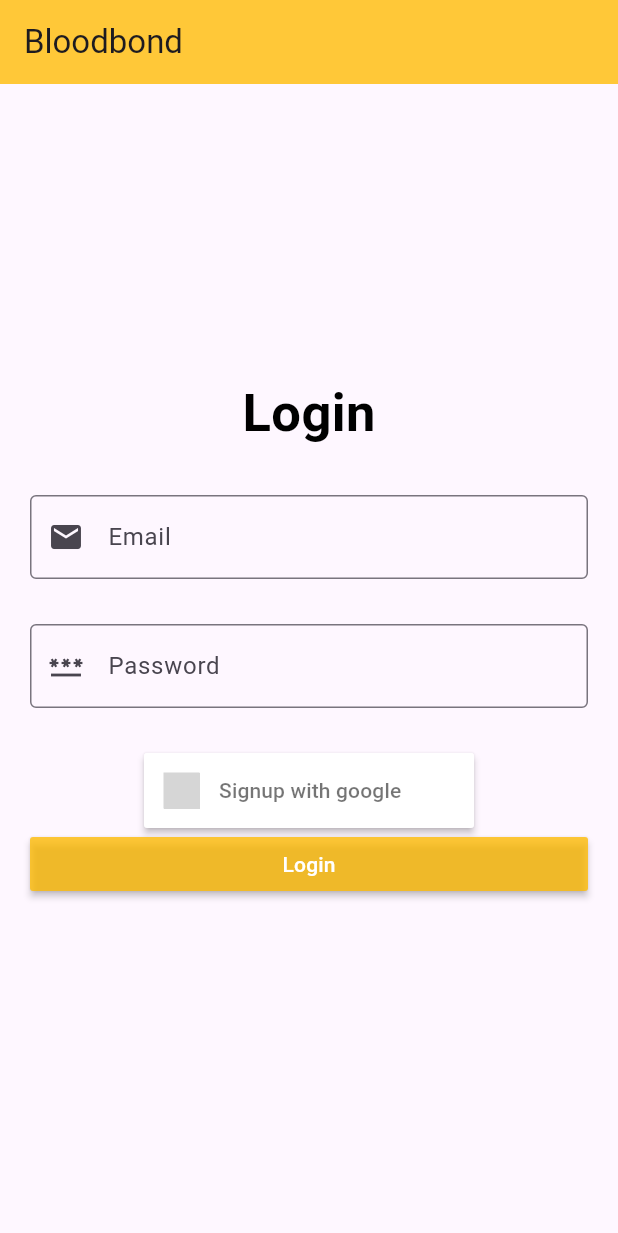
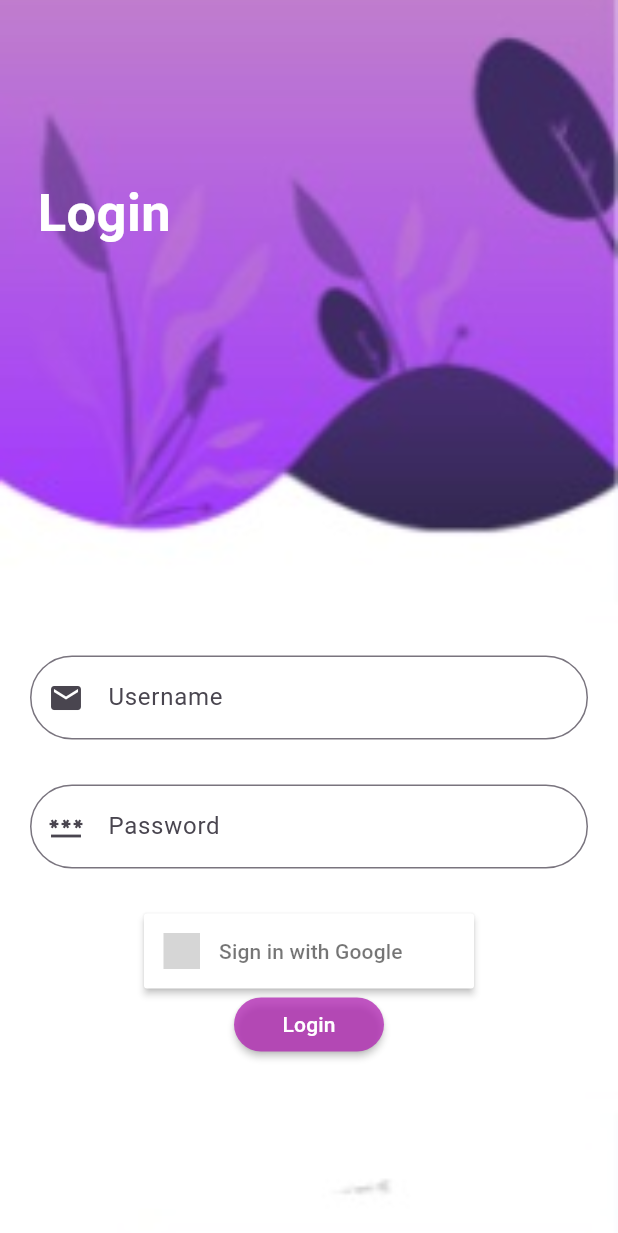
Before and after one commit to iamabhishekagarwal/bloodbond_app, a Flutter app: the screen it shows after launch, on a phone screen of 412 x 824 dp. Shown: the top 1233 px of the screen. Run offline on Flutter 3.47's test engine with Material 3 defaults, Android fonts, the phone set to English and light mode, and no system bars; drawn by our look-alikes of sign_in_button; our stand-ins replace firebase_auth, firebase_core, google_sign_in; accounts and stored records are empty; grey boxes are pictures that could not be loaded.

Commit message:
styles login

```diff
--- a/lib/features/user_auth/presentation/pages/Login_Page.dart
+++ b/lib/features/user_auth/presentation/pages/Login_Page.dart
@@ -1,8 +1,6 @@
 import 'package:bloodbond_app/features/user_auth/presentation/pages/homepage.dart';
-import 'package:bloodbond_app/features/user_auth/presentation/pages/rootpage.dart';
 import 'package:flutter/material.dart';
 import 'package:firebase_auth/firebase_auth.dart';
-import 'package:flutter/material.dart';
 import 'package:sign_in_button/sign_in_button.dart';
 import 'package:google_sign_in/google_sign_in.dart';
 
@@ -30,34 +28,45 @@ class _LoginPageState extends State<LoginPage> {
   @override
   Widget build(BuildContext context) {
     return Scaffold(
-      appBar: AppBar(
-        title: const Text("Bloodbond"),
-        backgroundColor: const Color.fromARGB(199, 255, 187, 0),
+        //appBar: AppBar(),
+        body: Container(
+      decoration: const BoxDecoration(
+        image: DecorationImage(
+          image: AssetImage(
+              "assets/images/background_image.jpg"), // Replace with your image path
+          fit: BoxFit.cover,
+        ),
       ),
-      body: Column(
+      child: Column(
         mainAxisAlignment: MainAxisAlignment.center,
-        crossAxisAlignment: CrossAxisAlignment.center,
+        crossAxisAlignment: CrossAxisAlignment.start,
         children: [
-          const Text(
-            'Login',
-            style: TextStyle(
-              fontSize: 35,
-              color: Colors.black,
-              fontWeight: FontWeight.bold,
+          const Padding(
+            padding: EdgeInsets.only(left: 25.0),
+            child: Text(
+              'Login',
+              style: TextStyle(
+                fontSize: 35,
+                color: Color.fromARGB(255, 255, 255, 255),
+                fontWeight: FontWeight.bold,
+              ),
             ),
           ),
           Padding(
-            padding: const EdgeInsets.symmetric(vertical: 30, horizontal: 20),
+            padding: const EdgeInsets.only(top: 70, left: 20, right: 20),
             child: Form(
               child: Column(
                 children: [
+                  const SizedBox(height: 200),
                   TextFormField(
                     keyboardType: TextInputType.emailAddress,
-                    decoration: const InputDecoration(
-                      label: Text("Email"),
+                    decoration: InputDecoration(
+                      label: const Text("Username"),
                       hintText: 'Bloodbond@example.com',
-                      prefixIcon: Icon(Icons.email),
-                      border: OutlineInputBorder(),
+                      prefixIcon: const Icon(Icons.email),
+                      border: OutlineInputBorder(
+                        borderRadius: BorderRadius.circular(30.0),
+                      ),
                     ),
                     onChanged: (value) {},
                     validator: (value) {
@@ -69,11 +78,13 @@ class _LoginPageState extends State<LoginPage> {
                   ),
                   TextFormField(
                     keyboardType: TextInputType.visiblePassword,
-                    decoration: const InputDecoration(
-                      label: Text("Password"),
+                    decoration: InputDecoration(
+                      label: const Text("Password"),
                       hintText: 'Enter password',
-                      prefixIcon: Icon(Icons.password),
-                      border: OutlineInputBorder(),
+                      prefixIcon: const Icon(Icons.password),
+                      border: OutlineInputBorder(
+                        borderRadius: BorderRadius.circular(50.0),
+                      ),
                     ),
                     onChanged: (value) {},
                     validator: (value) {
@@ -84,23 +95,28 @@ class _LoginPageState extends State<LoginPage> {
                     height: 30,
                   ),
                   SizedBox(
+                    height: 50,
+                    width: 220,
                     child: SignInButton(
                       Buttons.google,
-                      text: 'Signup with google',
+                      //text: 'Signup with google',
                       onPressed: () {
                         _handleGoogleSignIn();
                       },
                     ),
-                    height: 50,
-                    width: 220,
                   ),
                   MaterialButton(
                     onPressed: () {
                       _handleEmailPasswordSignin();
                     },
-                    minWidth: double.infinity,
-                    color: Color.fromARGB(199, 255, 187, 0),
+                    // minWidth: double.infinity,
+                    minWidth: 100,
+                    color: Color.fromARGB(198, 177, 39, 179),
                     textColor: Colors.white,
+                    shape: RoundedRectangleBorder(
+                      borderRadius:
+                          BorderRadius.circular(20), // Adjusted border radius
+                    ),
                     child: const Text("Login"),
                   ),
                 ],
@@ -109,7 +125,7 @@ class _LoginPageState extends State<LoginPage> {
           ),
         ],
       ),
-    );
+    ));
   }
 
   void _handleGoogleSignIn() async {
@@ -125,15 +141,16 @@ class _LoginPageState extends State<LoginPage> {
           idToken: googleSignInAuthentication.idToken,
         );
         await _auth.signInWithCredential(credential);
+        // ignore: use_build_context_synchronously
         Navigator.pushReplacement(
           context,
           MaterialPageRoute(
-            builder: (context) => Homepage(),
+            builder: (context) => const Homepage(),
           ),
         );
       }
     } catch (error) {
-      print(error);
+      debugPrint("error");
     }
   }
 
--- a/lib/main.dart
+++ b/lib/main.dart
@@ -4,27 +4,23 @@ import 'package:flutter/material.dart';
 import 'package:firebase_core/firebase_core.dart';
 import 'firebase_options.dart';
 
-
-
 Future<void> main() async {
   WidgetsFlutterBinding.ensureInitialized();
   await Firebase.initializeApp(
     options: DefaultFirebaseOptions.currentPlatform,
-);
+  );
   runApp(const MyApp());
 }
 
 class MyApp extends StatelessWidget {
-  const MyApp({Key? key}) : super(key: key);
+  const MyApp({super.key});
 
   // This widget is the root of your application.
   @override
   Widget build(BuildContext context) {
     return const MaterialApp(
       debugShowCheckedModeBanner: false,
-      home: SplashScreen(
-        child: LoginPage()
-        ),
+      home: SplashScreen(child: LoginPage()),
     );
   }
 }
```
Also changed, not shown: pubspec.yaml (+6 -3 lines), assets/images/background_image.jpg (added), pubspec.lock, 2 other files.
